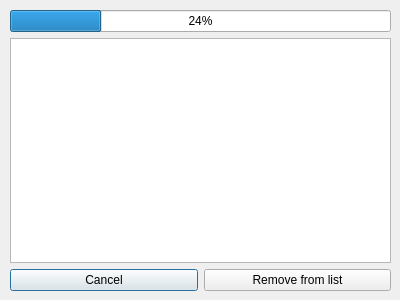
Qt form dialog.ui (afigegoznaet/YAC_Commander) before a commit.
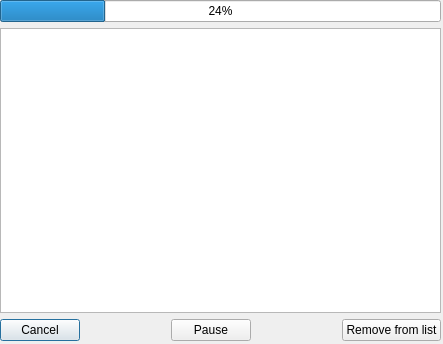
The same form after that commit.

Commit message: File movement progress dialog

```diff
--- a/dialog.ui
+++ b/dialog.ui
@@ -6,8 +6,8 @@
    <rect>
     <x>0</x>
     <y>0</y>
-    <width>400</width>
-    <height>300</height>
+    <width>443</width>
+    <height>344</height>
    </rect>
   </property>
   <property name="windowTitle">
@@ -16,10 +16,10 @@
   <widget class="QWidget" name="">
    <property name="geometry">
     <rect>
-     <x>10</x>
-     <y>10</y>
-     <width>381</width>
-     <height>281</height>
+     <x>0</x>
+     <y>0</y>
+     <width>441</width>
+     <height>341</height>
     </rect>
    </property>
    <layout class="QVBoxLayout" name="verticalLayout">
@@ -31,13 +31,10 @@
       <property name="alignment">
        <set>Qt::AlignCenter</set>
       </property>
-      <property name="orientation">
-       <enum>Qt::Horizontal</enum>
-      </property>
      </widget>
     </item>
     <item>
-     <widget class="QListView" name="listView"/>
+     <widget class="QListWidget" name="listWidget"/>
     </item>
     <item>
      <layout class="QHBoxLayout" name="horizontalLayout">
@@ -49,7 +46,40 @@
        </widget>
       </item>
       <item>
-       <widget class="QPushButton" name="removeButton">
+       <spacer name="horizontalSpacer">
+        <property name="orientation">
+         <enum>Qt::Horizontal</enum>
+        </property>
+        <property name="sizeHint" stdset="0">
+         <size>
+          <width>40</width>
+          <height>20</height>
+         </size>
+        </property>
+       </spacer>
+      </item>
+      <item>
+       <widget class="QPushButton" name="pushButton_3">
+        <property name="text">
+         <string>Pause</string>
+        </property>
+       </widget>
+      </item>
+      <item>
+       <spacer name="horizontalSpacer_2">
+        <property name="orientation">
+         <enum>Qt::Horizontal</enum>
+        </property>
+        <property name="sizeHint" stdset="0">
+         <size>
+          <width>40</width>
+          <height>20</height>
+         </size>
+        </property>
+       </spacer>
+      </item>
+      <item>
+       <widget class="QPushButton" name="pushButton_2">
         <property name="text">
          <string>Remove from list</string>
         </property>
```
Left out of the diff: 6 changed lines with no effect on the pictures. The commit also changes 7 other files.
